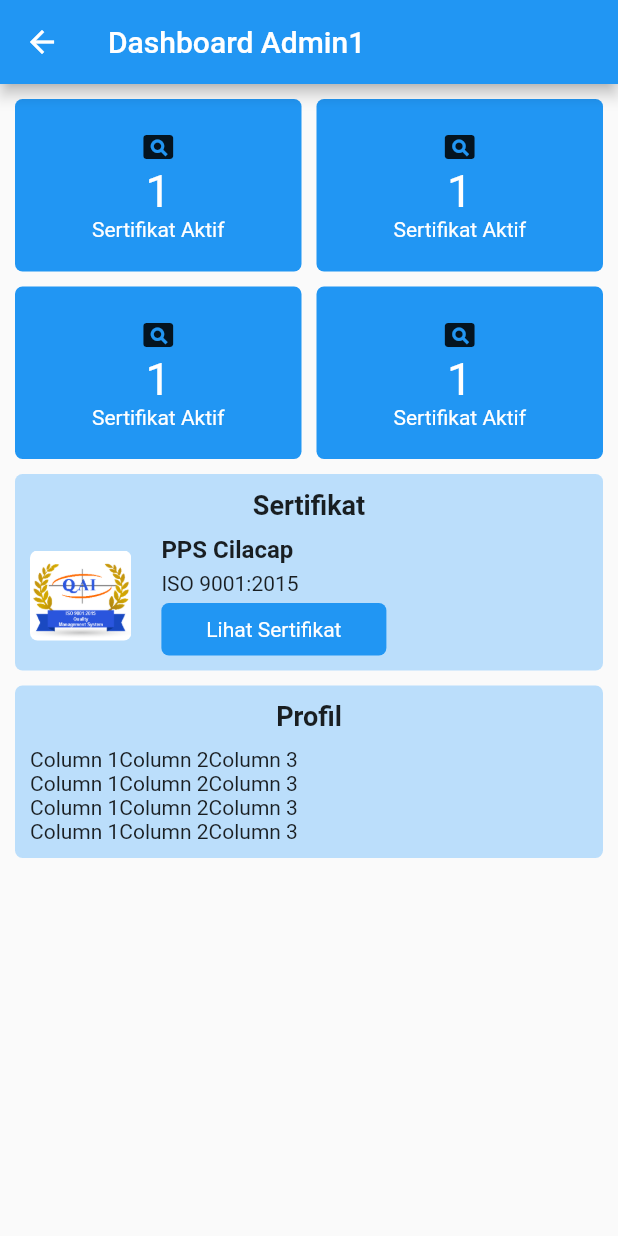
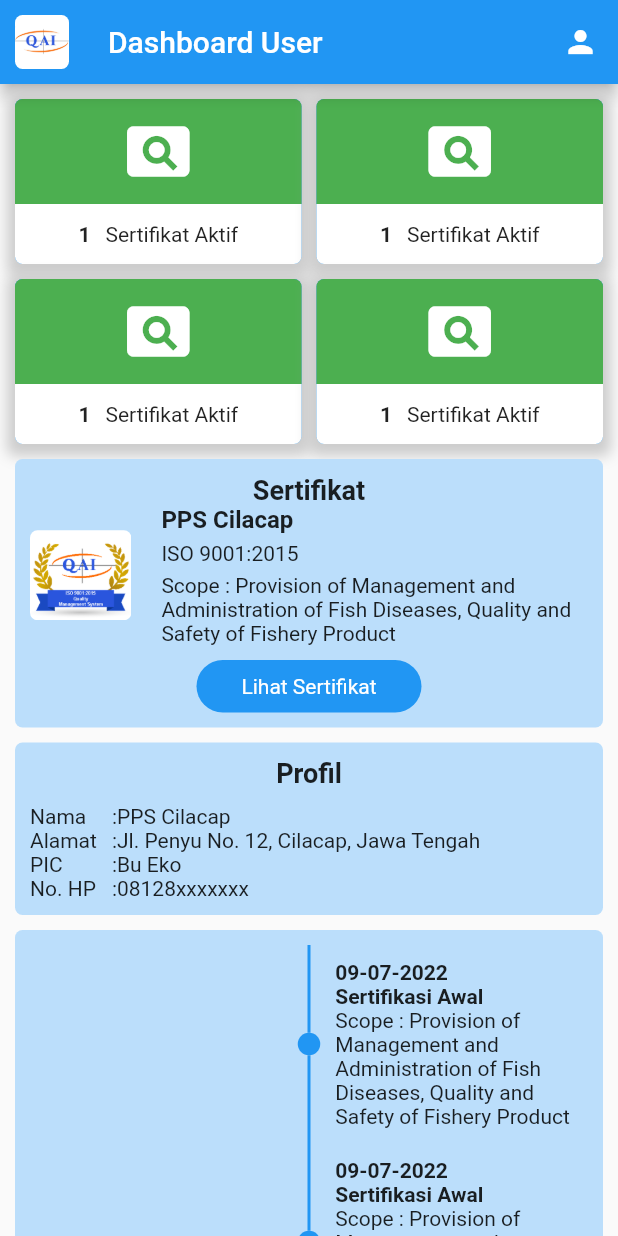
Before and after one commit to sirojjy/qims_mobile, a Flutter app: the DashboardClient screen opened by its route, on a phone screen of 412 x 824 dp. Run offline on Flutter 3.47's test engine with Material 2 defaults, Android fonts, the phone set to English and light mode, and no system bars; drawn by our look-alikes of timelines; missing offline and left inert: dart:ffi.

Commit message:
PC: add dashboard admin 1 container sertifikat, profil 2

```diff
--- a/lib/dashboard_client/ui/screen/dashboard_client.dart
+++ b/lib/dashboard_client/ui/screen/dashboard_client.dart
@@ -1,5 +1,6 @@
 import 'package:flutter/material.dart';
 import 'package:qims_mobile/share/custom_container.dart';
+import 'package:timelines/timelines.dart';
 
 class DashboardClient extends StatefulWidget {
   const DashboardClient({Key? key}) : super(key: key);
@@ -14,9 +15,27 @@ class _DashboardClientState extends State<DashboardClient> {
     return SafeArea(
       child: Scaffold(
         appBar: AppBar(
-          title: Text('Dashboard Admin1'),
+          leading: Padding(
+            padding: EdgeInsets.all(10),
+            child: ClipRRect(
+              child: Image.asset(
+                'assets/images/logo_qai.jpg',
+                scale: 1,
+                // height: 10,
               ),
-        body: Container(
+              borderRadius: BorderRadius.circular(5),
+            ),
+          ),
+          title: Text('Dashboard User'),
+          actions: [
+            Container(
+              width: 50,
+              child: Icon(Icons.person),
+            )
+          ],
+        ),
+        body: SingleChildScrollView(
+          child: Container(
             padding: EdgeInsets.only(left: 10, right: 10),
             child:
             Column(
@@ -28,7 +47,7 @@ class _DashboardClientState extends State<DashboardClient> {
                   children: [
                     CustomContainer(
                       color: Colors.blue,
-                    icon: Icon(Icons.pageview),
+                      icon: Icons.pageview,
                       text1: '1',
                       text2: 'Sertifikat Aktif',
                     ),
@@ -37,7 +56,7 @@ class _DashboardClientState extends State<DashboardClient> {
                     ),
                     CustomContainer(
                       color: Colors.blue,
-                    icon: Icon(Icons.pageview),
+                      icon: Icons.pageview,
                       text1: '1',
                       text2: 'Sertifikat Aktif',
                     ),
@@ -50,7 +69,7 @@ class _DashboardClientState extends State<DashboardClient> {
                   children: [
                     CustomContainer(
                       color: Colors.blue,
-                    icon: Icon(Icons.pageview),
+                      icon: Icons.pageview,
                       text1: '1',
                       text2: 'Sertifikat Aktif',
                     ),
@@ -59,7 +78,7 @@ class _DashboardClientState extends State<DashboardClient> {
                     ),
                     CustomContainer(
                       color: Colors.blue,
-                    icon: Icon(Icons.pageview),
+                      icon: Icons.pageview,
                       text1: '1',
                       text2: 'Sertifikat Aktif',
                     ),
@@ -89,10 +108,7 @@ class _DashboardClientState extends State<DashboardClient> {
                             ),
                             ),
                           ]),
-                    Row(
-                      children: [
-                        Column(children: [
-                          SizedBox(height: 10,),
+
                       Row(
                         mainAxisAlignment: MainAxisAlignment.spaceBetween,
                         children: [
@@ -104,7 +120,8 @@ class _DashboardClientState extends State<DashboardClient> {
                             borderRadius: BorderRadius.circular(5),
                           ),
                           SizedBox(width: 20,),
-                              Column(
+                          Expanded(
+                              child: Column(
                                 crossAxisAlignment: CrossAxisAlignment.start,
                                 children: [
                                   Text('PPS Cilacap',
@@ -121,6 +138,20 @@ class _DashboardClientState extends State<DashboardClient> {
                                   SizedBox(
                                     height: 5,
                                   ),
+                                  Container(
+                                    child:Text('Scope : Provision of Management and Administration of Fish Diseases, Quality and Safety of Fishery Product'),
+                                  )
+                                ],
+                              )
+
+                          )
+                        ],
+                      ),
+
+                      SizedBox(height: 10,),
+                      Row(
+                        mainAxisAlignment: MainAxisAlignment.center,
+                        children: [
                           InkWell(
                             child: Container(
                               width: 150,
@@ -128,7 +159,7 @@ class _DashboardClientState extends State<DashboardClient> {
                               padding: EdgeInsets.all(5),
                               decoration: BoxDecoration(
                                   color: Colors.blue,
-                                            borderRadius: BorderRadius.circular(5)),
+                                  borderRadius: BorderRadius.circular(25)),
                               child: Center(
                                 child: Text(
                                   'Lihat Sertifikat',
@@ -141,12 +172,6 @@ class _DashboardClientState extends State<DashboardClient> {
                               ),
                             ),
                           )
-                                  ],
-                                )
-                              ],
-                            ),
-                          ]
-                        ),
                         ],
                       )
                     ],
@@ -184,37 +209,75 @@ class _DashboardClientState extends State<DashboardClient> {
                       Row(
                         children: [
                           Column(
+                            crossAxisAlignment: CrossAxisAlignment.start,
                             children: [
-                            Text('Column 1'),
-                            Text('Column 1'),
-                            Text('Column 1'),
-                            Text('Column 1'),
+                              Text('Nama'),
+                              Text('Alamat'),
+                              Text('PIC'),
+                              Text('No. HP'),
                             ],
                           ),
+                          SizedBox(width: 10,),
                           Column(
                             children: [
-                            Text('Column 2'),
-                            Text('Column 2'),
-                            Text('Column 2'),
-                            Text('Column 2'),
+                              Text(':'),
+                              Text(':'),
+                              Text(':'),
+                              Text(':'),
                             ],
                           ),
-                        Column(
+                          Expanded(
+                            child: Column(
+                              crossAxisAlignment: CrossAxisAlignment.start,
                               children: [
-                            Text('Column 3'),
-                            Text('Column 3'),
-                            Text('Column 3'),
-                            Text('Column 3'),
+                                Text('PPS Cilacap'),
+                                Text('Jl. Penyu No. 12, Cilacap, Jawa Tengah'),
+                                Text('Bu Eko'),
+                                Text('08128xxxxxxx'),
                               ],
                             ),
+                          )
                         ],
                       )
                     ],
                   ),
                 ),
+                SizedBox(height: 10,),
+
+                Container(
+                  // alignment: Alignment.centerLeft,
+                    height: 900,
+                    padding: EdgeInsets.symmetric(horizontal: 10, vertical: 10),
+                    decoration: BoxDecoration(
+                        color: Colors.blue[100],
+                        borderRadius: BorderRadius.circular(5)),
+                   child:
+                   FixedTimeline.tileBuilder(
+                     builder: TimelineTileBuilder.connectedFromStyle(
+                       connectionDirection: ConnectionDirection.before,
+                       contentsAlign: ContentsAlign.reverse,
+                       oppositeContentsBuilder: (context, index) => Padding(
+                         padding: const EdgeInsets.all(10.0),
+                         child: Column(
+                           crossAxisAlignment: CrossAxisAlignment.start,
+                           children: [
+                             Text('09-07-2022', style: TextStyle(fontWeight: FontWeight.bold),),
+                             Text('Sertifikasi Awal', style: TextStyle(fontWeight: FontWeight.bold),),
+                             Text('Scope : Provision of Management and Administration of Fish Diseases, Quality and Safety of Fishery Product'),
                            ],
                          ),
                        ),
+                       connectorStyleBuilder: (context, index) => ConnectorStyle.solidLine,
+                       indicatorStyleBuilder: (context, index) => IndicatorStyle.dot,
+                       itemCount: 3,
+                     ),
+                   )
+                  ,
+                ),
+              ],
+            ),
+          ),
+        )
       ),
     );
   }
--- a/lib/share/custom_container.dart
+++ b/lib/share/custom_container.dart
@@ -1,33 +1,74 @@
+import 'dart:ffi';
+
 import 'package:flutter/material.dart';
 
 class CustomContainer extends StatelessWidget {
-  final Icon icon;
+  // final Icons icon;
+  final IconData? icon;
   final String? text1;
   final String? text2;
   final Color? color;
-  const CustomContainer({Key? key, required this.icon, this.text1, this.text2, this.color}) : super(key: key);
+  const CustomContainer({Key? key, this.text1, this.text2, this.color, required, this.icon }) : super(key: key);
 
   @override
   Widget build(BuildContext context) {
     return Expanded(
         child: Container(
-          padding: EdgeInsets.only(top: 20, bottom: 20),
+          // padding: EdgeInsets.only(top: 20, bottom: 20),
           decoration: BoxDecoration(
             borderRadius: BorderRadius.circular(5),
             color: color,
+            boxShadow: [
+              BoxShadow(
+                color: Colors.grey.withOpacity(0.5),
+                spreadRadius: 5,
+                blurRadius: 7,
+                offset: Offset(0, 3),
+              )
+            ],
           ),
-          child: Column(
+          child:
+          Column(
             children: [
-              icon,
-              Text(
-                '$text1',
-                style: TextStyle(fontSize: 30,
+                Container(
+                  decoration: BoxDecoration(
+                    borderRadius: BorderRadius.only(topLeft: Radius.circular(5),topRight: Radius.circular(5)),
+                    color: Colors.green,
+                  ),
+                  width: double.infinity,
+                  height: 70,
+                  child:
+                  Icon(icon, color: Colors.white,size: 50,),
+                ),
+              Container(
+                decoration: BoxDecoration(
+                  borderRadius: BorderRadius.only(bottomLeft: Radius.circular(5),bottomRight: Radius.circular(5)),
                   color: Colors.white,
                 ),
-              ),
-              Text('$text2',
-                  style: TextStyle(fontSize: 14, color: Colors.white),
-              ),
+                height: 40,
+                child:
+                Row(
+                  mainAxisAlignment: MainAxisAlignment.center,
+                  children: [
+                    Text(
+                      '$text1',
+                      style: TextStyle(fontSize: 14,
+                        // color: Colors.white,
+                        fontWeight: FontWeight.bold,
+                      ),
+                    ),
+                    SizedBox(width: 10,),
+                    Text('$text2',
+                      style: TextStyle(
+                          fontSize: 14,
+                          // color: Colors.white
+                      ),
+                    ),
+                  ],
+                )
+                ,
+              )
+
             ],
           ),
         )
--- a/pubspec.yaml
+++ b/pubspec.yaml
@@ -34,6 +34,8 @@ dependencies:
   # The following adds the Cupertino Icons font to your application.
   # Use with the CupertinoIcons class for iOS style icons.
   cupertino_icons: ^1.0.2
+  timelines: ^0.1.0
+  timeline_tile: ^2.0.0
 
 dev_dependencies:
   flutter_test:
```
Also changed, not shown: assets/images/logo_qai.jpg (added), pubspec.lock. Lines whose indentation alone changed are shown as unchanged.
